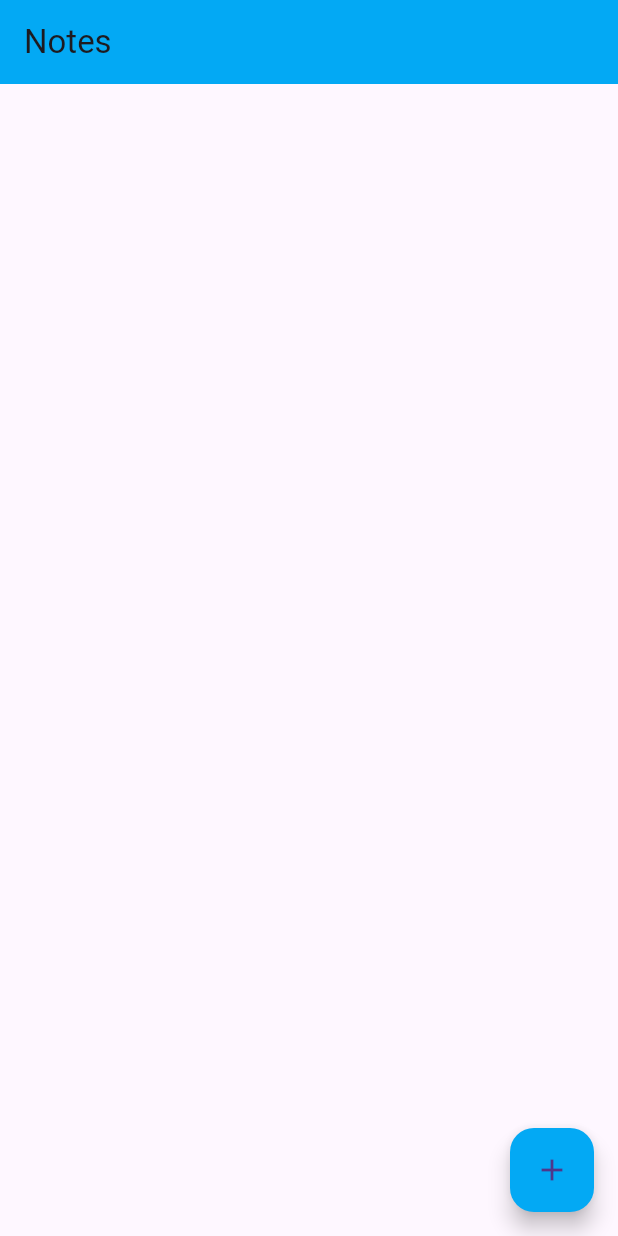
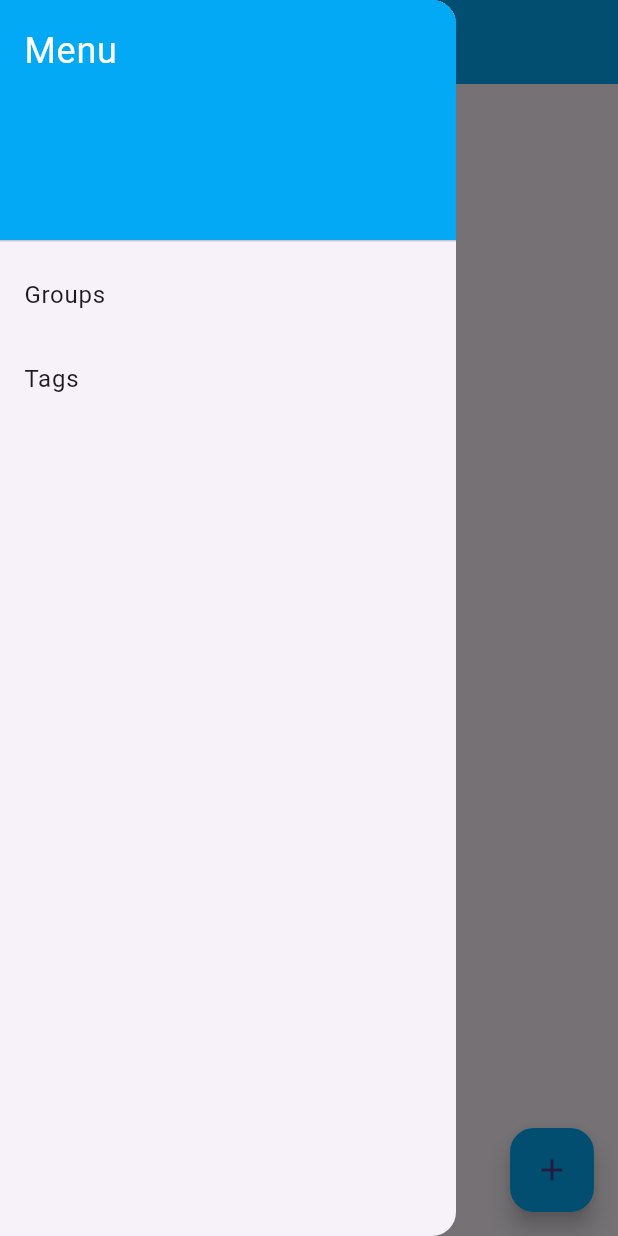
Before and after one commit to LuvinVictii/fp_ppb_e8, a Flutter app: the screen it shows after launch, with the side drawer open (before the commit the screen has no drawer), on a phone screen of 412 x 824 dp. Run offline on Flutter 3.47's test engine with Material 3 defaults, Android fonts, the phone set to English and light mode, and no system bars; our stand-ins replace cloud_firestore, firebase_core; accounts and stored records are empty.

Commit message:
feat: group and tag list button from note list

```diff
--- a/lib/pages/notes/notes_list.dart
+++ b/lib/pages/notes/notes_list.dart
@@ -1,6 +1,8 @@
 import 'package:cloud_firestore/cloud_firestore.dart';
 import 'package:fp_ppb_e8/service/notes_firestore.dart';
 import 'package:flutter/material.dart';
+import 'package:fp_ppb_e8/pages/groups/groups_list.dart';
+import 'package:fp_ppb_e8/pages/tags/tags_list.dart';
 
 class NotesListPage extends StatefulWidget {
   const NotesListPage({super.key});
@@ -98,6 +100,55 @@ class _NotesListPageState extends State<NotesListPage> {
       appBar: AppBar(
         title: Text("Notes"),
         backgroundColor: Colors.lightBlue,
+        leading: Builder(
+          builder: (BuildContext context) {
+            return IconButton(
+              icon: const Icon(Icons.menu),
+              onPressed: () {
+                Scaffold.of(context).openDrawer();
+              },
+            );
+          },
+        ),
+      ),
+      drawer: Drawer(
+        child: ListView(
+          padding: EdgeInsets.zero,
+          children: [
+            DrawerHeader(
+              decoration: BoxDecoration(
+                color: Colors.lightBlue,
+              ),
+              child: Text(
+                'Menu',
+                style: TextStyle(
+                  color: Colors.white,
+                  fontSize: 24,
+                ),
+              ),
+            ),
+            ListTile(
+              title: Text('Groups'),
+              onTap: () {
+                Navigator.pop(context); // Close the drawer
+                Navigator.push(
+                  context,
+                  MaterialPageRoute(builder: (context) => GroupListPage()),
+                );
+              },
+            ),
+            ListTile(
+              title: Text('Tags'),
+              onTap: () {
+                Navigator.pop(context); // Close the drawer
+                Navigator.push(
+                  context,
+                  MaterialPageRoute(builder: (context) => TagListPage()),
+                );
+              },
+            ),
+          ],
+        ),
       ),
       floatingActionButton: FloatingActionButton(
         onPressed: () => openNoteBox(),
@@ -171,6 +222,32 @@ class _NotesListPageState extends State<NotesListPage> {
           }
         },
       ),
+
+      // bottomNavigationBar: BottomAppBar(
+      //   child: Row(
+      //     mainAxisAlignment: MainAxisAlignment.spaceEvenly,
+      //     children: [
+      //       ElevatedButton(
+      //         onPressed: () {
+      //           Navigator.push(
+      //             context,
+      //             MaterialPageRoute(builder: (context) => GroupListPage()),
+      //           );
+      //         },
+      //         child: Text("Group List"),
+      //       ),
+      //       ElevatedButton(
+      //         onPressed: () {
+      //           Navigator.push(
+      //             context,
+      //             MaterialPageRoute(builder: (context) => TagListPage()),
+      //           );
+      //         },
+      //         child: Text("Tag List"),
+      //       ),
+      //     ],
+      //   ),
+      // ),
     );
   }
 }
```
